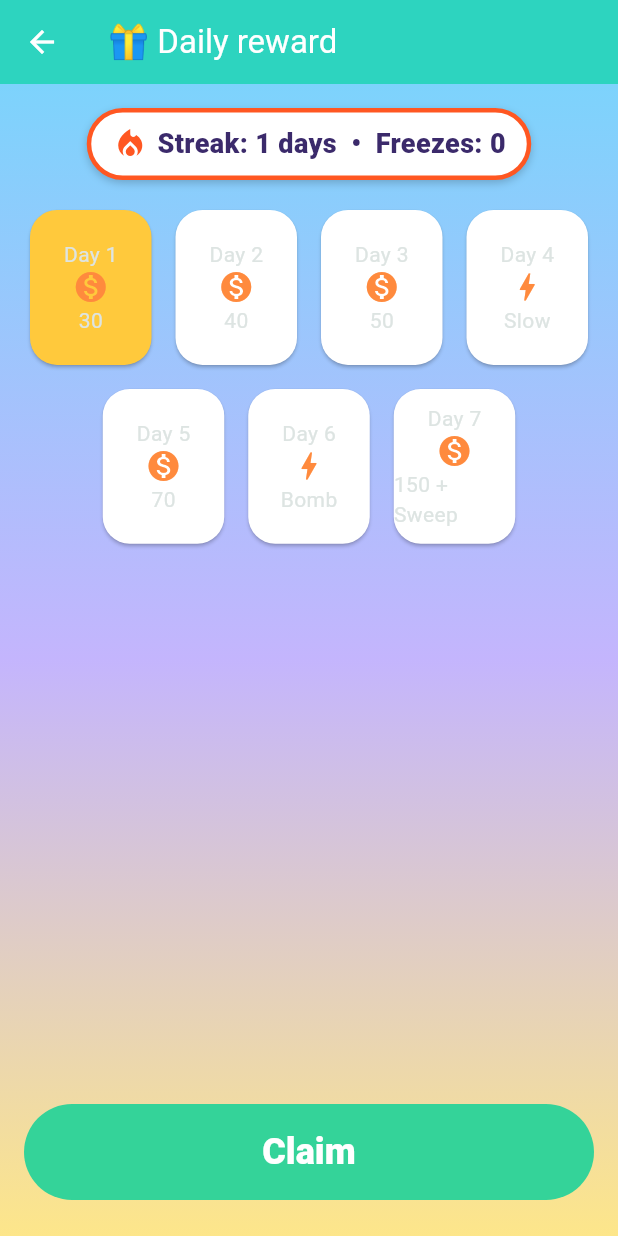
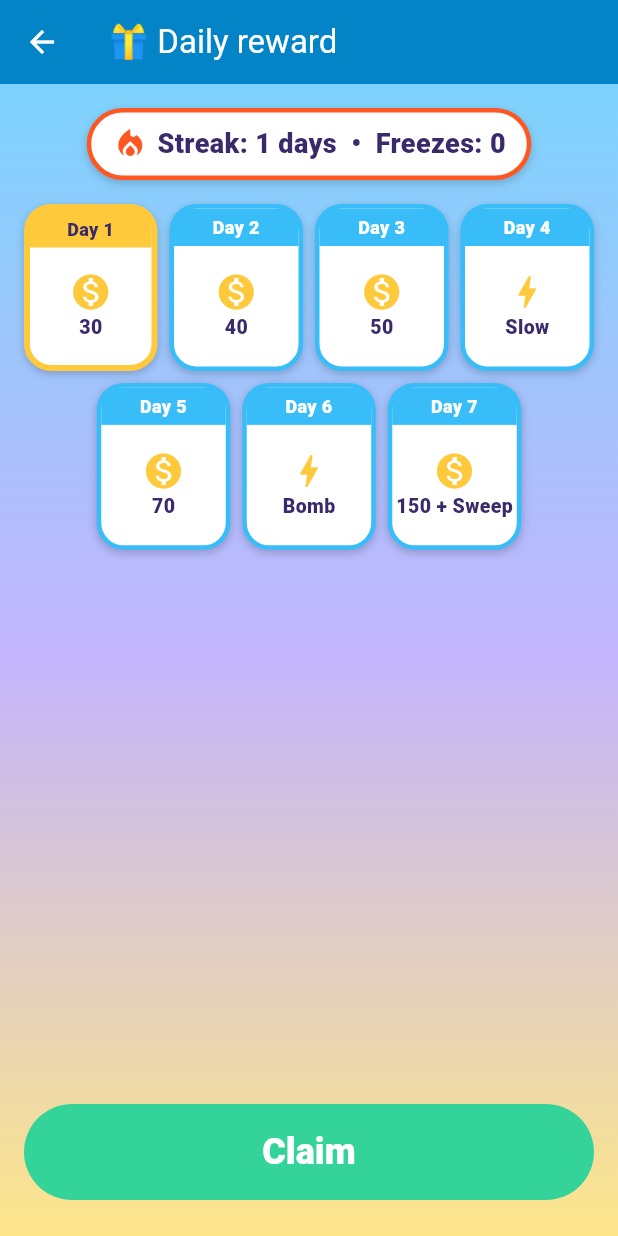
Before and after one commit to ya-spark/game-block-fall, a Flutter app: the DailyRewardScreen screen opened directly, on a phone screen of 412 x 824 dp. Run offline on Flutter 3.47's test engine with Material 3 defaults, Android fonts, the phone set to English and light mode, and no system bars; our stand-ins replace flutter_local_notifications, flutter_timezone, google_mobile_ads, in_app_purchase, shared_preferences, timezone and 1 more; missing offline and left inert: flame, games_services; accounts and stored records are empty; statements that could not run were skipped.

Commit message:
Colorful daily reward, settings and shop screens (same kid-friendly style as challenges)
Co-Authored-By: Claude Sonnet 5.5 <noreply@anthropic.com>

```diff
--- a/lib/ui/daily_reward_screen.dart
+++ b/lib/ui/daily_reward_screen.dart
@@ -18,7 +18,7 @@ class DailyRewardScreen extends StatelessWidget {
     return Scaffold(
       appBar: AppBar(
         title: const Text('\u{1F381} Daily reward'),
-        backgroundColor: KidColors.teal,
+        backgroundColor: KidColors.blueDark,
         foregroundColor: Colors.white,
       ),
       body: KidBackground(
@@ -61,34 +61,15 @@ class DailyRewardScreen extends StatelessWidget {
                                 SizedBox(
                                   width: _cardWidth(context),
                                   height: _cardWidth(context) / 0.8,
-                                  child: Card(
+                                  child: _DayCard(
                                     key: TestIds.dailyDay(i),
-                                    shape: RoundedRectangleBorder(
-                                      borderRadius: BorderRadius.circular(18),
-                                    ),
-                                    color: i < claimedThrough
-                                        ? const Color(0xFFBBF7D0)
-                                        : (i == today && available
-                                              ? KidColors.sun
-                                              : Colors.white),
-                                    child: Column(
-                                      mainAxisAlignment:
-                                          MainAxisAlignment.center,
-                                      children: [
-                                        Text('Day ${i + 1}'),
-                                        Icon(
-                                          DailyRewardEngine.rewards[i].coins > 0
-                                              ? Icons.monetization_on
-                                              : Icons.bolt,
-                                          color: KidColors.orange,
-                                        ),
-                                        Text(
-                                          DailyRewardEngine.rewards[i].label,
-                                        ),
-                                        if (i < claimedThrough)
-                                          const Icon(Icons.check, size: 16),
-                                      ],
-                                    ),
+                                    day: i + 1,
+                                    icon: DailyRewardEngine.rewards[i].coins > 0
+                                        ? Icons.monetization_on
+                                        : Icons.bolt,
+                                    label: DailyRewardEngine.rewards[i].label,
+                                    done: i < claimedThrough,
+                                    today: i == today && available,
                                   ),
                                 ),
                             ],
@@ -148,3 +129,85 @@ class DailyRewardScreen extends StatelessWidget {
     );
   }
 }
+
+class _DayCard extends StatelessWidget {
+  const _DayCard({
+    super.key,
+    required this.day,
+    required this.icon,
+    required this.label,
+    required this.done,
+    required this.today,
+  });
+  final int day;
+  final IconData icon;
+  final String label;
+  final bool done;
+  final bool today;
+
+  @override
+  Widget build(BuildContext context) {
+    final top = done
+        ? KidColors.green
+        : (today ? KidColors.sun : KidColors.blue);
+    return Container(
+      decoration: BoxDecoration(
+        color: done ? const Color(0xFFD9F9E6) : Colors.white,
+        borderRadius: BorderRadius.circular(18),
+        border: Border.all(color: top, width: today ? 4 : 3),
+        boxShadow: const [
+          BoxShadow(
+            color: Color(0x33000000),
+            blurRadius: 4,
+            offset: Offset(0, 2),
+          ),
+        ],
+      ),
+      clipBehavior: Clip.antiAlias,
+      child: Column(
+        children: [
+          Container(
+            width: double.infinity,
+            color: top,
+            padding: const EdgeInsets.symmetric(vertical: 4),
+            child: Text(
+              'Day $day',
+              textAlign: TextAlign.center,
+              style: TextStyle(
+                fontSize: 12,
+                fontWeight: FontWeight.w900,
+                color: today ? KidColors.ink : Colors.white,
+              ),
+            ),
+          ),
+          Expanded(
+            child: FittedBox(
+              fit: BoxFit.scaleDown,
+              child: Column(
+                mainAxisAlignment: MainAxisAlignment.center,
+                children: [
+                  Icon(icon, color: KidColors.sun, size: 28),
+                  Text(
+                    label,
+                    textAlign: TextAlign.center,
+                    style: const TextStyle(
+                      fontSize: 13,
+                      fontWeight: FontWeight.w800,
+                      color: KidColors.ink,
+                    ),
+                  ),
+                  if (done)
+                    const Icon(
+                      Icons.check_circle,
+                      size: 18,
+                      color: KidColors.green,
+                    ),
+                ],
+              ),
+            ),
+          ),
+        ],
+      ),
+    );
+  }
+}
```
Also changed, not shown: lib/ui/settings_screen.dart (+40 -11 lines), lib/ui/shop_screen.dart (+14 -3 lines), lib/ui/widgets.dart (+34 -0 lines).
